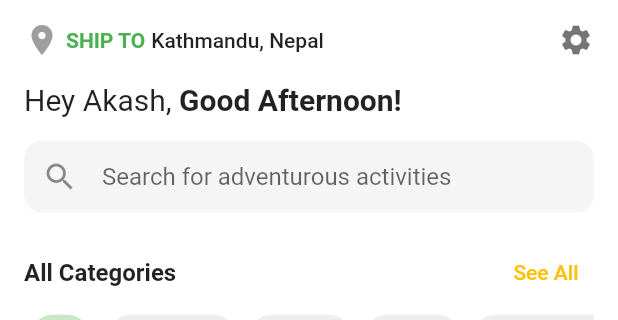
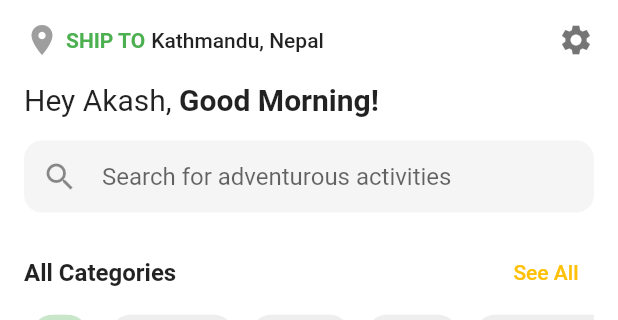
Before and after one commit to Aku-12/Thrill-Quest-Project, a Flutter app: the HomeScreen screen opened by its route, on a phone screen of 412 x 824 dp, the part 62-382 px from its top. Run offline on Flutter 3.47's test engine with Material 3 defaults, Android fonts, the phone set to English and light mode, and no system bars; our stand-ins replace lottie; Roboto replaces fonts that are missing (Poppins Regular).

Commit message:
home screen is updated finally

```diff
--- a/lib/view/home_screen.dart
+++ b/lib/view/home_screen.dart
@@ -53,7 +53,7 @@ int currentIndex = 0;
                 style: TextStyle(fontSize: 20),
                 children: [
                   TextSpan(
-                    text: 'Good Afternoon!',
+                    text: 'Good Morning!',
                     style: TextStyle(fontWeight: FontWeight.bold),
                   ),
                 ],
```
